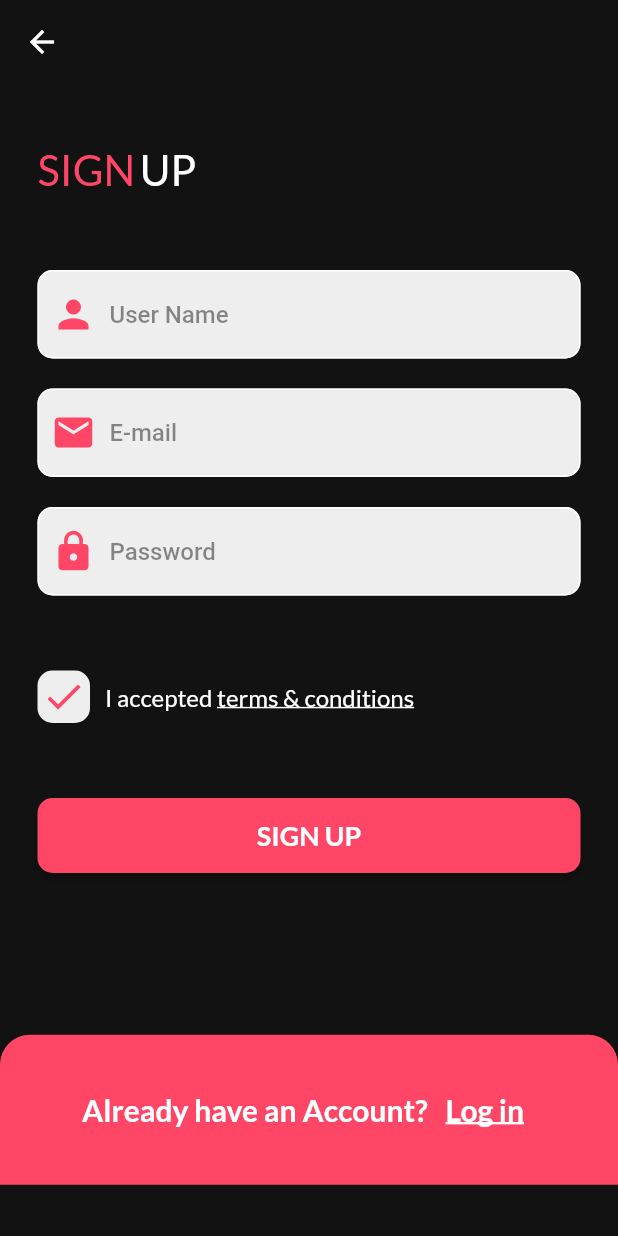
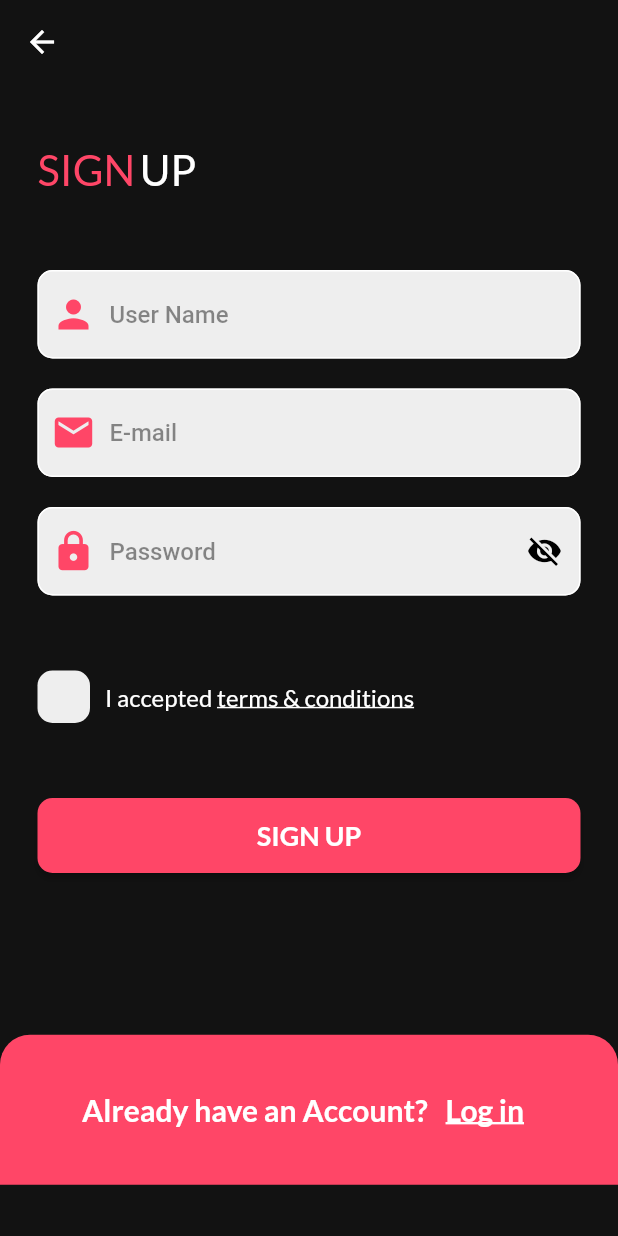
Before and after one commit to MohamedEssam-900009/e_commerce_getx, a Flutter app: the SignUpScreen screen opened by its route, on a phone screen of 412 x 824 dp. Run offline on Flutter 3.47's test engine with Material 2 defaults, Android fonts, the phone set to English and light mode, and no system bars; our stand-ins replace get, google_fonts.

Commit message:
Show Visible Password and Checkbox using Getx

```diff
--- /dev/null
+++ b/lib/logic/binding/auth_binding.dart
@@ -0,0 +1,9 @@
+import '../controller/auth_controller.dart';
+import 'package:get/get.dart';
+
+class AuthBinding extends Bindings {
+  @override
+  void dependencies() {
+    Get.put(AuthController());
+  }
+}
--- /dev/null
+++ b/lib/logic/controller/auth_controller.dart
@@ -0,0 +1,17 @@
+import 'package:get/get.dart';
+
+class AuthController extends GetxController {
+  bool isVisibilty = false;
+
+  bool isCheckBox = false;
+
+  void visibility() {
+    isVisibilty = !isVisibilty;
+    update();
+  }
+
+  void checkBox(){
+    isCheckBox = !isCheckBox;
+    update();
+  }
+}
--- a/lib/routes/routes.dart
+++ b/lib/routes/routes.dart
@@ -1,3 +1,4 @@
+import '../logic/binding/auth_binding.dart';
 import 'package:get/get.dart';
 
 import '../view/screens/auth/login_screen.dart';
@@ -21,6 +22,7 @@ class AppRoutes {
     GetPage(
       name: Routes.signUpScreen,
       page: () =>  SignUpScreen(),
+      binding: AuthBinding()
     ),
   ];
 }
--- a/lib/view/screens/auth/signup_screen.dart
+++ b/lib/view/screens/auth/signup_screen.dart
@@ -1,14 +1,14 @@
-import 'package:e_commerce_getx/utils/my_string.dart';
+import 'package:flutter/material.dart';
 import 'package:get/get.dart';
 
+import '../../../logic/controller/auth_controller.dart';
+import '../../../utils/my_string.dart';
 import '../../../utils/theme.dart';
 import '../../widgets/auth/auth_button.dart';
+import '../../widgets/auth/auth_text_form_field.dart';
 import '../../widgets/auth/check_widget.dart';
 import '../../widgets/auth/container_under.dart';
 import '../../widgets/text_utils.dart';
-import 'package:flutter/material.dart';
-
-import '../../widgets/auth/auth_text_form_field.dart';
 
 class SignUpScreen extends StatelessWidget {
   SignUpScreen({Key? key}) : super(key: key);
@@ -18,6 +18,8 @@ class SignUpScreen extends StatelessWidget {
   final TextEditingController nameController = TextEditingController();
   final TextEditingController emailController = TextEditingController();
   final TextEditingController passwordController = TextEditingController();
+
+  final controller = Get.find<AuthController>();
 
   @override
   Widget build(BuildContext context) {
@@ -109,9 +111,11 @@ class SignUpScreen extends StatelessWidget {
                       const SizedBox(
                         height: 20.0,
                       ),
-                      AuthTextFormField(
+                      GetBuilder<AuthController>(
+                        builder: (_) {
+                          return AuthTextFormField(
                             controller: passwordController,
-                        obscureText: true,
+                            obscureText: controller.isVisibilty ? false : true,
                             validator: (value) {
                               if (value.toString().length < 6) {
                                 return 'Password should be longer or equal to 6 characters';
@@ -126,13 +130,28 @@ class SignUpScreen extends StatelessWidget {
                                     color: pinkClr,
                                     size: 30,
                                   ),
-                        suffixIcon: const Text(''),
+                            suffixIcon: IconButton(
+                              onPressed: () {
+                                controller.visibility();
+                              },
+                              icon: controller.isVisibilty
+                                  ? const Icon(
+                                      Icons.visibility,
+                                      color: Colors.black,
+                                    )
+                                  : const Icon(
+                                      Icons.visibility_off,
+                                      color: Colors.black,
+                                    ),
+                            ),
                             hintText: 'Password',
+                          );
+                        },
                       ),
                       const SizedBox(
                         height: 50.0,
                       ),
-                      const CheckWidget(),
+                      CheckWidget(),
                       const SizedBox(
                         height: 50.0,
                       ),
@@ -148,7 +167,7 @@ class SignUpScreen extends StatelessWidget {
                 text: 'Already have an Account? ',
                 textType: 'Log in',
                 onPressed: () {},
-              )
+              ),
             ],
           ),
         ),
--- a/lib/view/screens/welcome_screen.dart
+++ b/lib/view/screens/welcome_screen.dart
@@ -12,6 +12,7 @@ class WelcomeScreen extends StatelessWidget {
   @override
   Widget build(BuildContext context) {
     return Scaffold(
+      resizeToAvoidBottomInset: true,
       body: Stack(
         children: [
           SizedBox(
--- a/lib/view/widgets/auth/auth_button.dart
+++ b/lib/view/widgets/auth/auth_button.dart
@@ -1,7 +1,8 @@
+import 'package:flutter/material.dart';
+import 'package:get/get.dart';
+
 import '../../../utils/theme.dart';
 import '../text_utils.dart';
-import 'package:flutter/material.dart';
-import 'package:get/get.dart';
 
 class AuthButton extends StatelessWidget {
   final String text;
--- a/lib/view/widgets/auth/check_widget.dart
+++ b/lib/view/widgets/auth/check_widget.dart
@@ -1,17 +1,25 @@
+import '../../../logic/controller/auth_controller.dart';
+
 import '../../../utils/theme.dart';
 import '../text_utils.dart';
 import 'package:flutter/material.dart';
 import 'package:get/get.dart';
 
 class CheckWidget extends StatelessWidget {
-  const CheckWidget({super.key});
+  CheckWidget({super.key});
+
+  final controller = Get.find<AuthController>();
 
   @override
   Widget build(BuildContext context) {
+    return GetBuilder<AuthController>(
+      builder: (_) {
         return Row(
           children: [
             InkWell(
-          onTap: () {},
+              onTap: () {
+                controller.checkBox();
+              },
               child: Container(
                 height: 35.0,
                 width: 35.0,
@@ -19,14 +27,14 @@ class CheckWidget extends StatelessWidget {
                   color: Colors.grey.shade200,
                   borderRadius: BorderRadius.circular(10.0),
                 ),
-            child: Get.isDarkMode
+                child: controller.isCheckBox
+                    ? Get.isDarkMode
                         ? Image.asset('assets/images/check.png')
-                // ignore: prefer_const_constructors
-                : Icon(
+                        : const Icon(
                             Icons.done,
                             color: pinkClr,
-                    size: 30,
-                  ),
+                          )
+                    : Container(),
               ),
             ),
             const SizedBox(
@@ -51,5 +59,7 @@ class CheckWidget extends StatelessWidget {
             ),
           ],
         );
+      },
+    );
   }
 }
```
Lines whose indentation alone changed are shown as unchanged.
